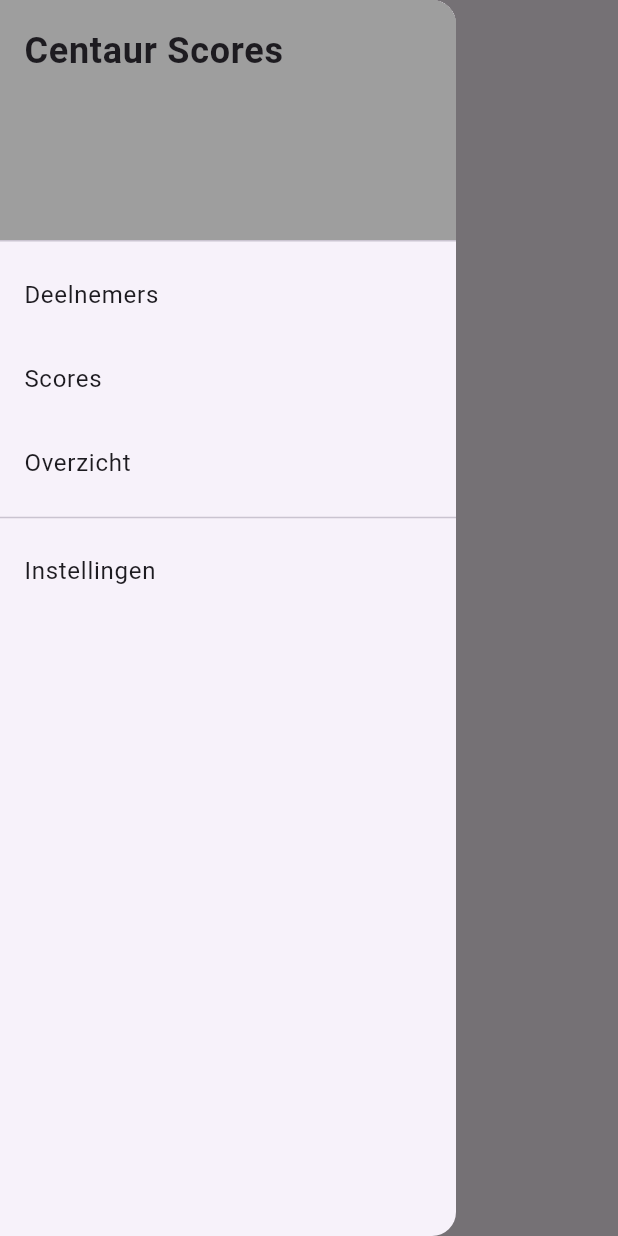
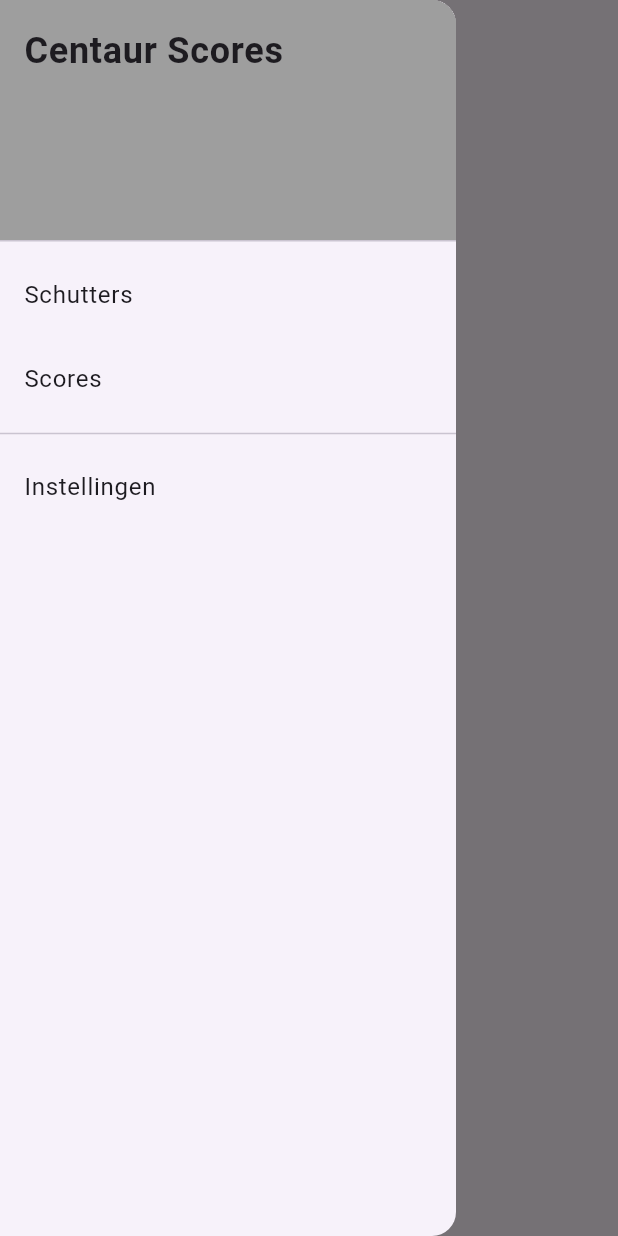
Before and after one commit to pbijdens/centaur-scores, a Flutter app: the ScoresView screen opened by its route, with the side drawer open, on a phone screen of 412 x 824 dp. Run offline on Flutter 3.47's test engine with Material 3 defaults, Android fonts, the phone set to English and light mode, and no system bars; generated files the repository leaves out were written again.

Commit message:
Clean-up

```diff
--- a/lib/src/app.dart
+++ b/lib/src/app.dart
@@ -99,7 +99,7 @@ class MyApp extends StatelessWidget {
                 style: TextStyle(fontSize: 24.0, fontWeight: FontWeight.bold)),
           ),
           ListTile(
-            title: const Text('Deelnemers'),
+            title: const Text('Schutters'),
             onTap: () {
               Navigator.pushReplacement(
                   context,
@@ -118,13 +118,6 @@ class MyApp extends StatelessWidget {
                   ));
             },
           ),
-          ListTile(
-            title: const Text('Overzicht'),
-            onTap: () {
-              // Update the state of the app.
-              // ...
-            },
-          ),
           const Divider(),
           ListTile(
             title: const Text('Instellingen'),
--- a/lib/src/localization/app_en.arb
+++ b/lib/src/localization/app_en.arb
@@ -3,7 +3,7 @@
   "@appTitle": {
     "description": "Scorekaart voor Centaur Scores"
   },
-  "participantScreenTitle": "Deelnemers",
+  "participantScreenTitle": "Schutters",
   "@participantScreenTitle": {
     "description": "Title for the participants screen"
   },
--- a/lib/src/score_entry/participant_navigation_box.dart
+++ b/lib/src/score_entry/participant_navigation_box.dart
@@ -57,7 +57,9 @@ class ParticipantNavigationBox extends StatelessWidget {
                   color: Colors.transparent,
                   child: (newline == null)
                       ? const Icon(Icons.do_disturb_alt_sharp)
-                      : Text('Volgende ronde'))));
+                      : Text('Volgende ronde',
+                          style: StyleHelper.endEditorBackButtonTextStyle(
+                              context)))));
     }
   }
 }
```
Also changed, not shown: lib/src/scores/single_participant_header_line_one.dart (+14 -3 lines), lib/src/scores/single_participant_header_line_two.dart (+27 -9 lines).
